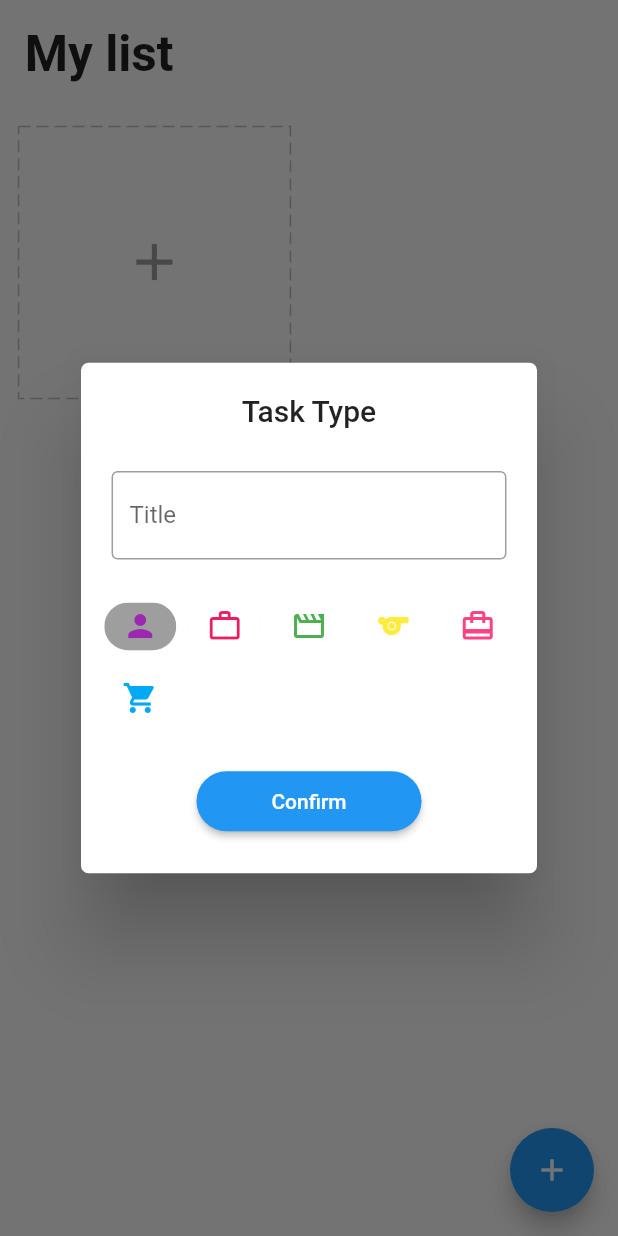
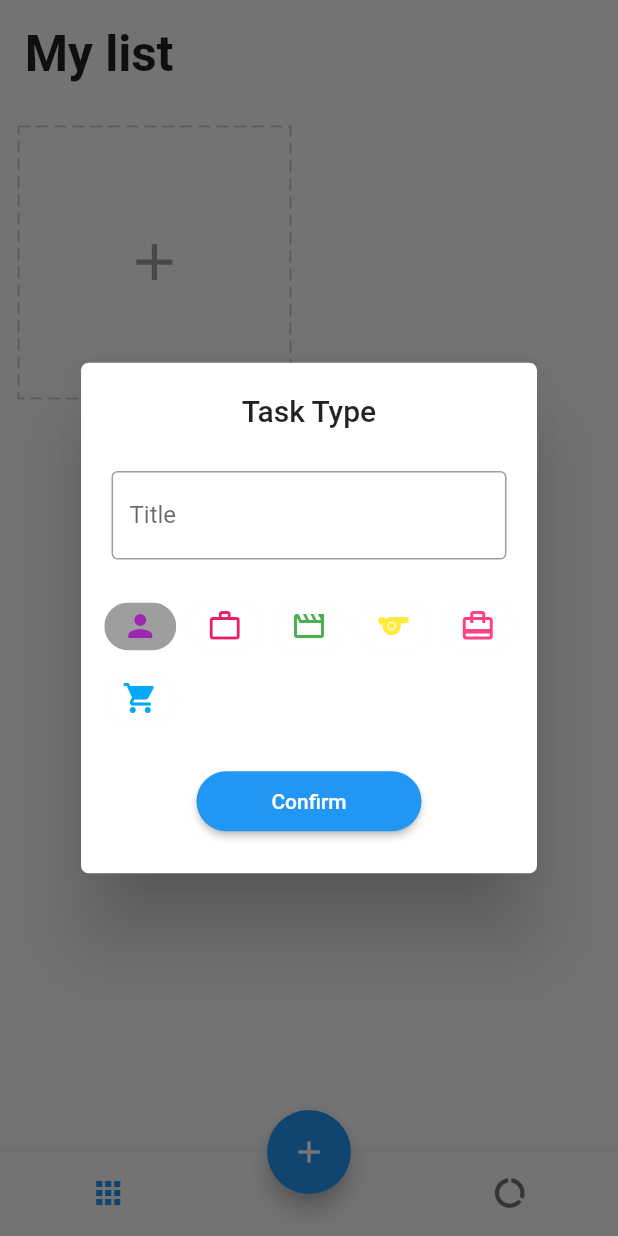
Before and after one commit to HIT-PNThangs/Getx_Todo, a Flutter app: the screen it shows after launch, after a tap on the "add" icon, on a phone screen of 412 x 824 dp. Run offline on Flutter 3.47's test engine with Material 2 defaults, Android fonts, the phone set to English and light mode, and no system bars; drawn by our look-alikes of dotted_border; our stand-ins replace equatable, flutter_easyloading, get, get_storage, lottie, step_progress_indicator.

Commit message:
14/11/2022

```diff
--- a/lib/app/modules/home/controller.dart
+++ b/lib/app/modules/home/controller.dart
@@ -17,6 +17,7 @@ class HomeController extends GetxController {
   final task = Rx<Task?>(null);
   final doingTodos = <dynamic>[].obs;
   final doneTodos = <dynamic>[].obs;
+  final tabIndex = 0.obs;
 
   @override
   void onInit() {
@@ -155,4 +156,33 @@ class HomeController extends GetxController {
 
     return res;
   }
+
+  int getTotalTask() {
+    var res = 0;
+    for(int i = 0; i < tasks.length; i++) {
+      if(tasks[i].todos != null) {
+        res += tasks[i].todos!.length;
+      }
+    }
+
+    return res;
+  }
+
+  int getTotalDoneTask() {
+    var res = 0;
+
+    for(int i = 0; i < tasks.length; i++) {
+      if(tasks[i].todos != null) {
+        for(int j = 0; j < tasks[i].todos!.length; j++) {
+          res += tasks[i].todos![j]['done'] == true ? 1 : 0;
+        }
+      }
+    }
+
+    return res;
+  }
+
+  void changeTabIndex(int value) {
+    tabIndex.value = value;
+  }
 }
--- a/lib/app/modules/home/view.dart
+++ b/lib/app/modules/home/view.dart
@@ -7,6 +7,7 @@ import 'package:getx_todo/app/modules/home/controller.dart';
 import 'package:getx_todo/app/modules/home/widgets/add_card.dart';
 import 'package:getx_todo/app/modules/home/widgets/add_dialog.dart';
 import 'package:getx_todo/app/modules/home/widgets/task_card.dart';
+import 'package:getx_todo/app/modules/report/view.dart';
 
 class HomePage extends GetView<HomeController> {
   const HomePage({Key? key}) : super(key: key);
@@ -14,15 +15,18 @@ class HomePage extends GetView<HomeController> {
   @override
   Widget build(BuildContext context) {
     return Scaffold(
-      body: SafeArea(
+      body: Obx(() => IndexedStack(
+            index: controller.tabIndex.value,
+            children: [
+              SafeArea(
                 child: ListView(
                   children: [
                     Padding(
                       padding: EdgeInsets.all(4.0.wp),
                       child: Text(
                         'My list',
-                style:
-                    TextStyle(fontSize: 24.0.sp, fontWeight: FontWeight.bold),
+                        style: TextStyle(
+                            fontSize: 24.0.sp, fontWeight: FontWeight.bold),
                       ),
                     ),
                     Obx(
@@ -34,10 +38,12 @@ class HomePage extends GetView<HomeController> {
                           ...controller.tasks
                               .map((element) => LongPressDraggable(
                                   data: element,
-                          onDragStarted: () => controller.changeDeleting(true),
+                                  onDragStarted: () =>
+                                      controller.changeDeleting(true),
                                   onDraggableCanceled: (_, __) =>
                                       controller.changeDeleting(false),
-                          onDragEnd: (_) => controller.changeDeleting(false),
+                                  onDragEnd: (_) =>
+                                      controller.changeDeleting(false),
                                   feedback: Opacity(
                                     opacity: 0.8,
                                     child: TaskCard(task: element),
@@ -51,6 +57,10 @@ class HomePage extends GetView<HomeController> {
                   ],
                 ),
               ),
+              ReportPage(),
+            ],
+          )),
+      floatingActionButtonLocation: FloatingActionButtonLocation.centerDocked,
       floatingActionButton: DragTarget<Task>(
         builder: (_, __, ___) {
           return Obx(
@@ -75,6 +85,31 @@ class HomePage extends GetView<HomeController> {
           EasyLoading.showSuccess('Delete');
         },
       ),
+      bottomNavigationBar: Theme(
+        data: ThemeData(
+          splashColor: Colors.transparent,
+          highlightColor: Colors.transparent
+        ),
+        child: Obx(() => BottomNavigationBar(
+          onTap: (int index) => controller.changeTabIndex(index),
+          currentIndex: controller.tabIndex.value,
+          showSelectedLabels: false,
+          showUnselectedLabels: false,
+          items: [
+            BottomNavigationBarItem(
+                label: "Home",
+                icon: Padding(
+                    padding: EdgeInsets.only(right: 15.0.wp),
+                    child: const Icon(Icons.apps))),
+            BottomNavigationBarItem(
+                label: "Report",
+                icon: Padding(
+                  padding: EdgeInsets.only(left: 15.0.wp),
+                  child: const Icon(Icons.data_usage),
+                )),
+          ],
+        )),
+      ),
     );
   }
 }
--- a/lib/app/modules/home/widgets/add_dialog.dart
+++ b/lib/app/modules/home/widgets/add_dialog.dart
@@ -11,7 +11,9 @@ class AddDialog extends StatelessWidget {
 
   @override
   Widget build(BuildContext context) {
-    return Scaffold(
+    return WillPopScope(
+      onWillPop: () async => false,
+      child: Scaffold(
         body: Form(
           key: homeController.formKey,
           child: ListView(
@@ -137,6 +139,7 @@ class AddDialog extends StatelessWidget {
             ],
           ),
         ),
+      ),
     );
   }
 }
--- /dev/null
+++ b/lib/app/modules/report/view.dart
@@ -0,0 +1,143 @@
+import 'package:flutter/material.dart';
+import 'package:get/get.dart';
+import 'package:getx_todo/app/core/utils/extensions.dart';
+import 'package:getx_todo/app/modules/home/controller.dart';
+import 'package:intl/intl.dart';
+import 'package:step_progress_indicator/step_progress_indicator.dart';
+
+class ReportPage extends StatelessWidget {
+  final homeController = Get.find<HomeController>();
+
+  ReportPage({Key? key}) : super(key: key);
+
+  @override
+  Widget build(BuildContext context) {
+    return Scaffold(
+      body: SafeArea(
+        child: Obx(() {
+          var createdTask = homeController.getTotalTask();
+          var completedTask = homeController.getTotalDoneTask();
+          var liveTasks = createdTask - completedTask;
+          var percent = (completedTask / createdTask * 100).toString();
+
+          return ListView(
+            children: [
+              Padding(
+                padding: EdgeInsets.all(4.0.wp),
+                child: Text(
+                  "My report",
+                  style:
+                      TextStyle(fontSize: 24.0.sp, fontWeight: FontWeight.bold),
+                ),
+              ),
+              Padding(
+                padding: EdgeInsets.symmetric(horizontal: 4.0.wp),
+                child: Text(
+                  DateFormat.yMMMd().format(DateTime.now()),
+                  style: TextStyle(fontSize: 14.0.sp, color: Colors.grey),
+                ),
+              ),
+              Padding(
+                padding:
+                    EdgeInsets.symmetric(horizontal: 4.0.wp, vertical: 3.0.wp),
+                child: const Divider(
+                  thickness: 2,
+                ),
+              ),
+              Padding(
+                padding:
+                    EdgeInsets.symmetric(horizontal: 5.0.wp, vertical: 3.0.wp),
+                child: Row(
+                  mainAxisAlignment: MainAxisAlignment.spaceBetween,
+                  children: [
+                    _buildStatus(Colors.green, liveTasks, "Live Tasks"),
+                    _buildStatus(Colors.orange, completedTask, "Completed"),
+                    _buildStatus(Colors.blue, createdTask, "Created"),
+                  ],
+                ),
+              ),
+              SizedBox(
+                height: 8.0.wp,
+              ),
+              UnconstrainedBox(
+                child: SizedBox(
+                  width: 70.0.wp,
+                  height: 70.0.wp,
+                  child: CircularStepProgressIndicator(
+                    totalSteps: createdTask == 0 ? 1 : createdTask,
+                    currentStep: completedTask,
+                    stepSize: 20,
+                    selectedColor: Colors.green,
+                    unselectedColor: Colors.grey[200],
+                    padding: 0,
+                    width: 150,
+                    height: 150,
+                    selectedStepSize: 22,
+                    roundedCap: (_, __) => true,
+                    child: Column(
+                      mainAxisAlignment: MainAxisAlignment.center,
+                      children: [
+                        Text(
+                          '${createdTask == 0 ? 0 : percent} %',
+                          style: TextStyle(
+                            fontWeight: FontWeight.bold,
+                            fontSize: 20.0.sp,
+                          ),
+                        ),
+                        SizedBox(height: 1.0.wp,),
+                        Text(
+                          "Efficiency",
+                          style: TextStyle(
+                              color: Colors.grey,
+                              fontWeight: FontWeight.bold,
+                              fontSize: 12.0.sp),
+                        )
+                      ],
+                    ),
+                  ),
+                ),
+              )
+            ],
+          );
+        }),
+      ),
+    );
+  }
+
+  Row _buildStatus(Color color, int number, String text) {
+    return Row(
+      crossAxisAlignment: CrossAxisAlignment.start,
+      children: [
+        Container(
+          height: 3.0.wp,
+          width: 3.0.wp,
+          decoration: BoxDecoration(
+              shape: BoxShape.circle,
+              border: Border.all(
+                width: 0.5.wp,
+                color: color,
+              )),
+        ),
+        SizedBox(
+          width: 3.0.wp,
+        ),
+        Column(
+          crossAxisAlignment: CrossAxisAlignment.start,
+          children: [
+            Text(
+              "$number",
+              style: TextStyle(fontWeight: FontWeight.bold, fontSize: 16.0.wp),
+            ),
+            SizedBox(
+              height: 2.0.wp,
+            ),
+            Text(
+              text,
+              style: TextStyle(fontSize: 12.0.sp, color: Colors.grey),
+            )
+          ],
+        )
+      ],
+    );
+  }
+}
--- a/pubspec.yaml
+++ b/pubspec.yaml
@@ -20,6 +20,7 @@ dependencies:
   dotted_border: ^2.0.0+3
   step_progress_indicator: ^1.0.2
   lottie: ^2.0.0
+  intl: ^0.17.0
 
 dev_dependencies:
   flutter_test:
```
Also changed, not shown: lib/app/modules/detail/view.dart (+9 -5 lines), pubspec.lock. Lines whose indentation alone changed are shown as unchanged.
